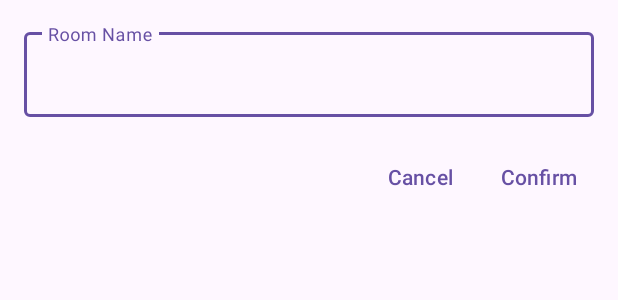
After one commit to ImadSaddik/DoCamp, an Android app: the layout room_name_dialog.xml on its own in the app's theme, with its tools: preview values and no code run, on a phone screen of 412 x 824 dp. The commit adds this screen. Shown: the top 300 px of the screen. Run offline under Robolectric (Android 15) with nearby library versions, the phone set to English and light mode, and no system bars; Roboto replaces fonts that are not available here.

Commit message:
Added a modal to change the room name in the home activity

```diff
--- /dev/null
+++ b/app/src/main/res/drawable/rounded_background_room_dialog.xml
@@ -0,0 +1,5 @@
+<?xml version="1.0" encoding="utf-8"?>
+<shape xmlns:android="http://schemas.android.com/apk/res/android">
+    <solid android:color="#FFFFFF"/>
+    <corners android:radius="20dp"/>
+</shape>
--- /dev/null
+++ b/app/src/main/res/layout/room_name_dialog.xml
@@ -0,0 +1,43 @@
+<?xml version="1.0" encoding="utf-8"?>
+<LinearLayout xmlns:android="http://schemas.android.com/apk/res/android"
+    android:layout_width="match_parent"
+    android:layout_height="wrap_content"
+    android:orientation="vertical"
+    android:padding="16dp">
+
+    <com.google.android.material.textfield.TextInputLayout
+        android:layout_width="match_parent"
+        android:layout_height="match_parent">
+
+        <com.google.android.material.textfield.TextInputEditText
+            android:id="@+id/roomNameEditText"
+            android:layout_width="match_parent"
+            android:layout_height="wrap_content"
+            android:hint="@string/room_name"
+            android:maxLines="1" />
+    </com.google.android.material.textfield.TextInputLayout>
+
+    <LinearLayout
+        android:layout_width="match_parent"
+        android:layout_height="wrap_content"
+        android:layout_marginTop="16dp"
+        android:gravity="end"
+        android:orientation="horizontal">
+
+        <Button
+            android:id="@+id/cancelButton"
+            style="?android:attr/buttonBarButtonStyle"
+            android:layout_width="wrap_content"
+            android:layout_height="wrap_content"
+            android:text="@string/cancel_button" />
+
+        <Button
+            android:id="@+id/confirmButton"
+            style="?android:attr/buttonBarButtonStyle"
+            android:layout_width="wrap_content"
+            android:layout_height="wrap_content"
+            android:text="@string/confirm_button" />
+
+    </LinearLayout>
+
+</LinearLayout>
--- a/app/src/main/res/values/strings.xml
+++ b/app/src/main/res/values/strings.xml
@@ -1,3 +1,6 @@
 <resources>
     <string name="app_name">RAGApplication</string>
+    <string name="room_name">Room Name</string>
+    <string name="cancel_button">Cancel</string>
+    <string name="confirm_button">Confirm</string>
 </resources>
```
Also changed, not shown: app/src/main/java/com/example/ragapplication/MainActivity.java (+44 -0 lines), app/src/main/res/layout/activity_main.xml (+6 -1 lines).
